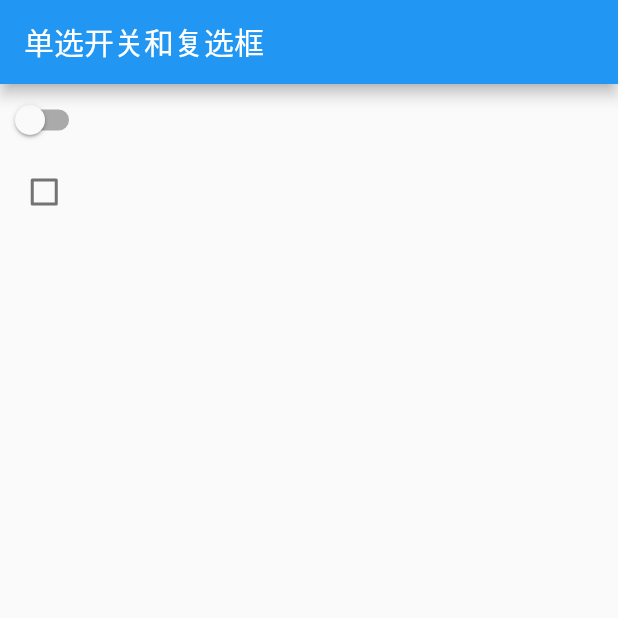
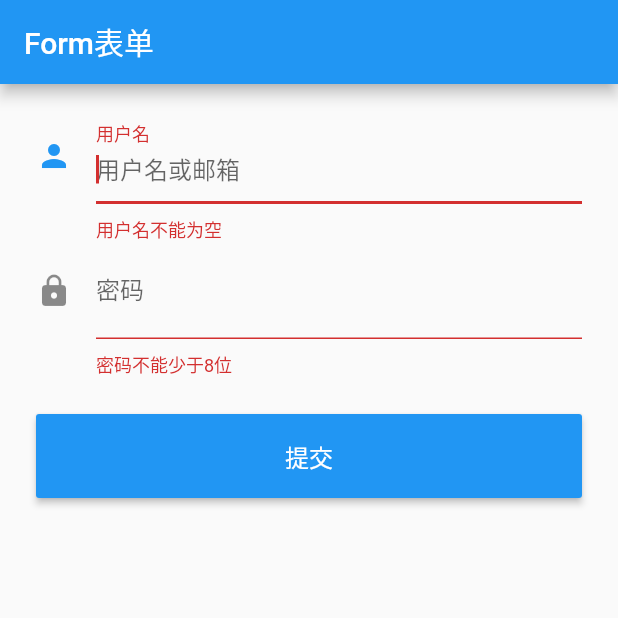
Before and after one commit to HiJingan/debut_flutter, a Flutter app: the screen it shows after launch, on a phone screen of 412 x 824 dp, the top half of it. Run offline on Flutter 3.47's test engine with Material 2 defaults, Android fonts, the phone set to English and light mode, and no system bars.

Commit message:
feat(from): 添加表单章节内容

```diff
--- /dev/null
+++ b/lib/chapter_03/3.7_form/form_demo.dart
@@ -0,0 +1,77 @@
+import 'package:flutter/material.dart';
+
+class FormDemo extends StatefulWidget {
+  @override
+  _FormDemoState createState() => new _FormDemoState();
+}
+
+class _FormDemoState extends State<FormDemo> {
+  TextEditingController _usernameController = new TextEditingController();
+  TextEditingController _userpwdController = new TextEditingController();
+  GlobalKey _formKey = new GlobalKey<FormState>();
+
+  @override
+  Widget build(BuildContext context) {
+    return Scaffold(
+        appBar: AppBar(title: Text('Form表单')),
+        body: Padding(
+          padding: const EdgeInsets.symmetric(vertical: 16, horizontal: 24),
+          child: Form(
+              key: _formKey, // 设置globalKey，用于后面获取FormState
+              autovalidateMode: AutovalidateMode.always, // 校验模式设置
+              child: Column(children: <Widget>[
+                TextFormField(
+                    autofocus: true,
+                    controller: _usernameController,
+                    validator: _validateUsername,
+                    decoration: InputDecoration(
+                        labelText: '用户名',
+                        hintText: '用户名或邮箱',
+                        icon: Icon(Icons.person))),
+                TextFormField(
+                  controller: _userpwdController,
+                  obscureText: true,
+                  validator: _validateUserPwd,
+                  decoration: InputDecoration(
+                      labelText: '密码',
+                      hintText: "您的登录密码",
+                      icon: Icon(Icons.lock)),
+                ),
+                // 登录按钮
+                Padding(
+                    padding: const EdgeInsets.only(top: 24),
+                    child: Row(children: <Widget>[
+                      Expanded(
+                          child: RaisedButton(
+                        padding: EdgeInsets.all(16),
+                        child: Text(
+                          '提交',
+                          style: TextStyle(fontSize: 16),
+                        ),
+                        color: Theme.of(context).primaryColor,
+                        textColor: Colors.white,
+                        onPressed: () {
+                          // 通过_formKey.currentState获取FormState后
+                          // 调用validate()方法校验用户名密码是否合法，
+                          // 校验通过后再提交数据
+                          if ((_formKey.currentState as FormState).validate()) {
+                            // 验证通过后提交数据
+                            final userName = _usernameController.text;
+                            final password = _userpwdController.text;
+                            print('userName: $userName \n password: $password');
+                          }
+                        },
+                      ))
+                    ]))
+              ])),
+        ));
+  }
+
+  String _validateUsername(String v) {
+    return v.trim().length > 0 ? null : '用户名不能为空';
+  }
+
+  String _validateUserPwd(String v) {
+    return v.trim().length > 7 ? null : '密码不能少于8位';
+  }
+}
--- a/lib/main.dart
+++ b/lib/main.dart
@@ -8,6 +8,8 @@ import 'package:debut_flutter/chapter_03/3.3_text/text_demo.dart';
 import 'package:debut_flutter/chapter_03/3.4_button/button_demo.dart';
 import 'package:debut_flutter/chapter_03/3.5_image_and_icon/image_and_icon.dart';
 import 'package:debut_flutter/chapter_03/3.6_switch_and_checkbox/switch_and_checkbox.dart';
+import 'package:debut_flutter/chapter_03/3.7_form/textfield_demo.dart';
+import 'package:debut_flutter/chapter_03/3.7_form/form_demo.dart';
 
 // demos
 import 'package:debut_flutter/demos/01_wechat_reader/reader_navigator.dart';
@@ -31,7 +33,7 @@ class MyApp extends StatelessWidget {
         primarySwatch: Colors.blue,
         visualDensity: VisualDensity.adaptivePlatformDensity,
       ),
-      home: _renderSpecifiedHome('chapter_3.6'),
+      home: _renderSpecifiedHome('chapter_3.7_form'),
       // 注册路由表
       // routes: {'/': (context) => _renderSpecifiedHome('chapter_3.3')},
     );
@@ -46,6 +48,8 @@ class MyApp extends StatelessWidget {
    * chapter_3.4               按钮
    * chapter_3.5               图片和icon
    * chapter_3.6               单选开关和复选框
+   * chapter_3.7_textfield     输入框和表单
+   * chapter_3.7_form          表单
    *
    * demo_01_wechat_reader     微信读书简易版示例，导航组件与对应的页面卡片同步切换
    */
@@ -63,6 +67,10 @@ class MyApp extends StatelessWidget {
         return ImageAndIcon();
       case 'chapter_3.6':
         return SwitchAndCheckbox();
+      case 'chapter_3.7_textfield':
+        return TextfieldDemo();
+      case 'chapter_3.7_form':
+        return FormDemo();
       case 'demo_01_wechat_reader':
         return ReaderNavigator();
       default:
```
Also changed, not shown: lib/chapter_03/3.7_form/textfield_demo.dart (added, +101 -0 lines).
